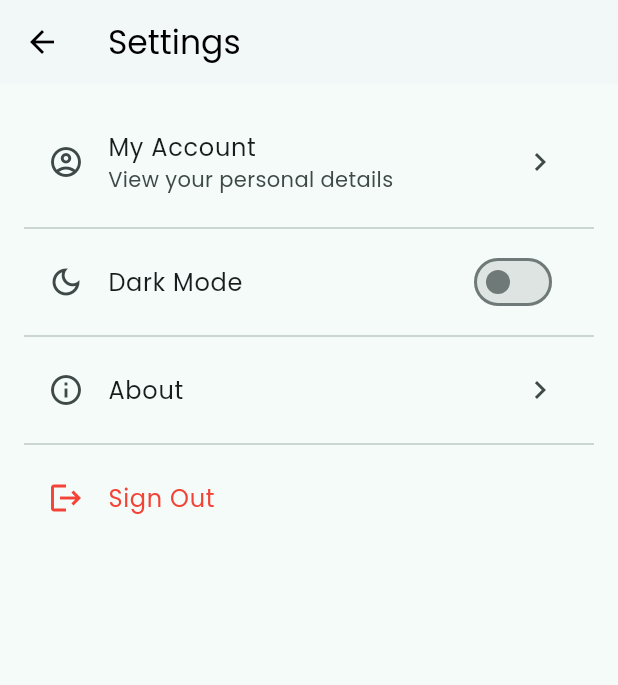
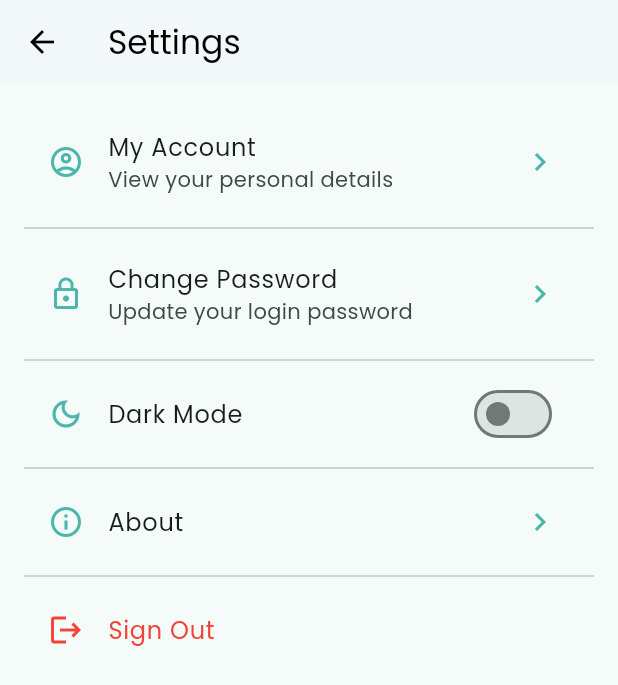
Before and after one commit to oovsoo87/ScheduleLink, a Flutter app: the SettingsPage screen opened directly, on a phone screen of 412 x 824 dp. Shown: the top 685 px of the screen. Run offline on Flutter 3.47's test engine with Material 3 defaults, Android fonts, the phone set to English and light mode, and no system bars; our stand-ins replace cloud_firestore, csv, firebase_auth, firebase_core, firebase_storage, flutter_colorpicker and 8 more; accounts and stored records are empty.

Commit message:
on track passwords in

```diff
--- a/lib/services/theme_provider.dart
+++ b/lib/services/theme_provider.dart
@@ -38,7 +38,16 @@ class ThemeProvider with ChangeNotifier {
         foregroundColor: Colors.white,
       ),
     ),
+    // --- UPDATED THEME ---
     iconTheme: const IconThemeData(color: _primaryColor),
+    listTileTheme: const ListTileThemeData(
+      iconColor: _primaryColor, // Sets icon color for ListTiles
+    ),
+    bottomNavigationBarTheme: const BottomNavigationBarThemeData(
+      selectedItemColor: _primaryColor, // Sets color for selected nav bar item
+      unselectedItemColor: Colors.grey, // Sets color for unselected nav bar items
+    ),
+    // --- END UPDATE ---
   );
 
   // Define the dark theme
@@ -66,7 +75,16 @@ class ThemeProvider with ChangeNotifier {
         foregroundColor: Colors.black,
       ),
     ),
+    // --- UPDATED THEME ---
     iconTheme: const IconThemeData(color: _primaryColor),
+    listTileTheme: const ListTileThemeData(
+      iconColor: _primaryColor, // Sets icon color for ListTiles
+    ),
+    bottomNavigationBarTheme: const BottomNavigationBarThemeData(
+      selectedItemColor: _primaryColor, // Sets color for selected nav bar item
+      unselectedItemColor: Colors.grey, // Sets color for unselected nav bar items
+    ),
+    // --- END UPDATE ---
   );
 
   void toggleTheme(bool isDark) async {
--- a/lib/settings_page.dart
+++ b/lib/settings_page.dart
@@ -5,7 +5,8 @@ import 'package:firebase_auth/firebase_auth.dart';
 import 'package:provider/provider.dart';
 import 'services/theme_provider.dart';
 import 'my_account_page.dart';
-import 'about_page.dart'; // <-- NEW
+import 'about_page.dart';
+import 'change_password_page.dart'; // <-- NEW IMPORT
 
 class SettingsPage extends StatelessWidget {
   const SettingsPage({super.key});
@@ -36,6 +37,18 @@ class SettingsPage extends StatelessWidget {
             },
           ),
           const Divider(),
+          // --- NEW: Change Password ListTile ---
+          ListTile(
+            leading: const Icon(Icons.lock_outline),
+            title: const Text('Change Password'),
+            subtitle: const Text('Update your login password'),
+            trailing: const Icon(Icons.chevron_right),
+            onTap: () {
+              Navigator.push(context, MaterialPageRoute(builder: (context) => const ChangePasswordPage()));
+            },
+          ),
+          // --- END NEW ---
+          const Divider(),
           SwitchListTile(
             title: const Text('Dark Mode'),
             value: themeProvider.themeMode == ThemeMode.dark,
@@ -46,10 +59,10 @@ class SettingsPage extends StatelessWidget {
           ),
           const Divider(),
           ListTile(
-            leading: const Icon(Icons.info_outline), // <-- NEW
-            title: const Text('About'), // <-- NEW
-            trailing: const Icon(Icons.chevron_right), // <-- NEW
-            onTap: () { // <-- NEW
+            leading: const Icon(Icons.info_outline),
+            title: const Text('About'),
+            trailing: const Icon(Icons.chevron_right),
+            onTap: () {
               Navigator.push(context, MaterialPageRoute(builder: (context) => const AboutPage()));
             },
           ),
```
Also changed, not shown: lib/change_password_page.dart (added, +151 -0 lines).
